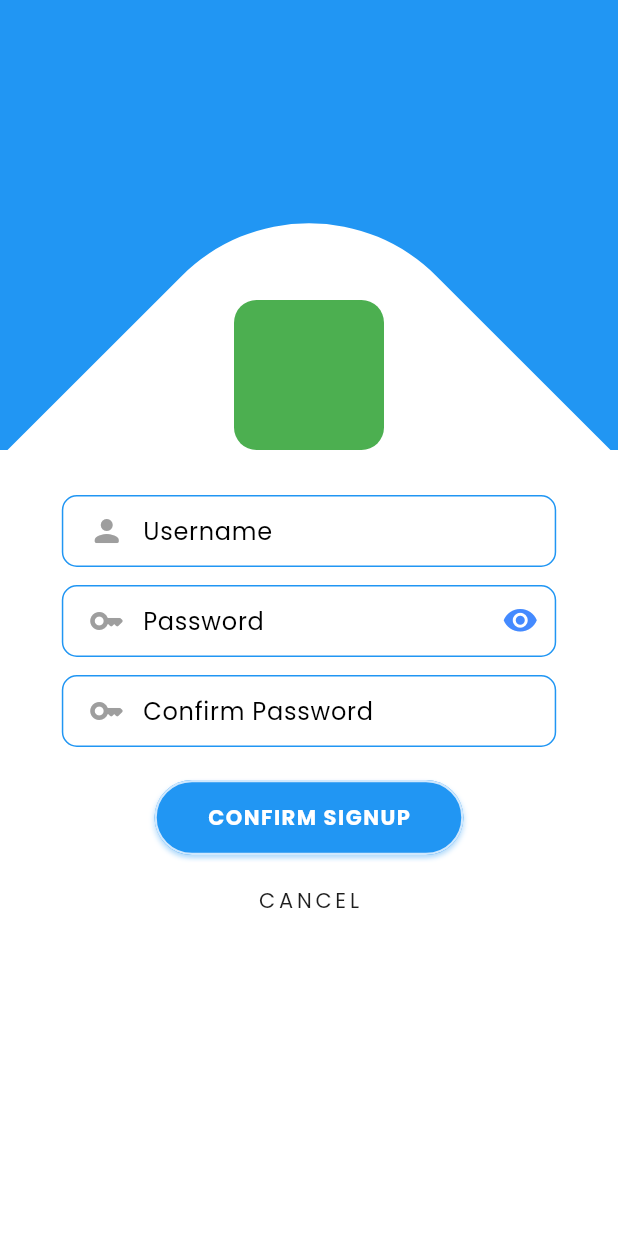
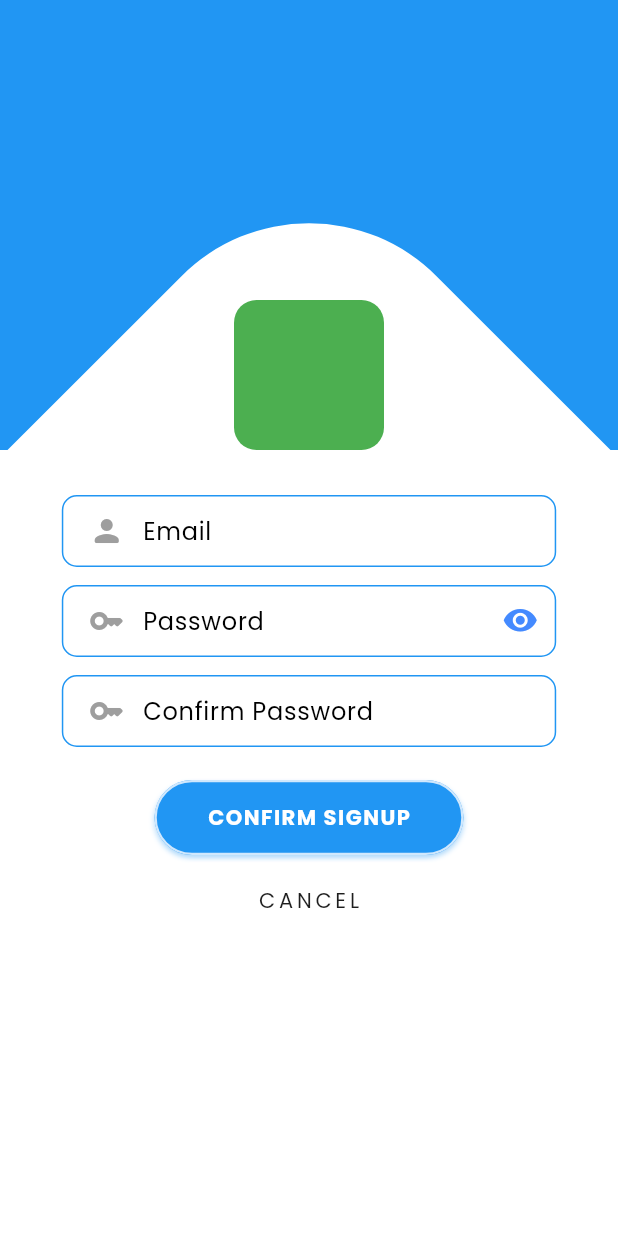
Before and after one commit to lnogami/WanderHuman, a Flutter app: the screen it shows after launch, after a tap on "SIGNUP", after a tap on "CONFIRM SIGNUP", on a phone screen of 412 x 824 dp. Run offline on Flutter 3.47's test engine with Material 3 defaults, Android fonts, the phone set to English and light mode, and no system bars; our stand-ins replace firebase_auth, firebase_core, flutter_dotenv, geolocator; missing offline and left inert: mapbox_maps_flutter; accounts and stored records are empty; network calls fail.

Commit message:
this can now add user to the firebase using email and password authentication method.

```diff
--- a/lib/view/home/home.dart
+++ b/lib/view/home/home.dart
@@ -11,13 +11,12 @@ class HomePage extends StatefulWidget {
 }
 
 class _HomePageState extends State<HomePage> {
-  // @override
-  // void initState() {
-  //   // TODO: implement initState
-  //   super.initState();
-  //   //pang full screen ra ni
-  //   SystemChrome.setEnabledSystemUIMode(SystemUiMode.immersiveSticky);
-  // }
+  @override
+  void initState() {
+    super.initState();
+    // //pang full screen ra ni
+    // SystemChrome.setEnabledSystemUIMode(SystemUiMode.immersiveSticky);
+  }
 
   @override
   Widget build(BuildContext context) {
@@ -27,7 +26,8 @@ class _HomePageState extends State<HomePage> {
           alignment: Alignment.topCenter,
           children: [
             Positioned(
-              child: Container(
+              // child: Container()
+              child: SizedBox(
                 width: MyDimensionAdapter.getWidth(context),
                 height: MyDimensionAdapter.getHeight(context),
                 child: MapBody(),
@@ -36,45 +36,6 @@ class _HomePageState extends State<HomePage> {
             Positioned(top: 20, child: HomeAppBar()),
           ],
         ),
-        // child: CustomScrollView(
-        //   slivers: [
-        //     HomeAppBar(),
-        //     SliverToBoxAdapter(
-        //       child: Container(
-        //         width: MyDimensionAdapter.getWidth(context),
-        //         height: MyDimensionAdapter.getHeight(context) * 0.85,
-        //         child: MapBody(),
-        //       ),
-        //     ),
-        //     // SliverToBoxAdapter(
-        //     //   child: Padding(
-        //     //     padding: const EdgeInsets.all(20.0),
-        //     //     child: ClipRRect(
-        //     //       borderRadius: BorderRadius.circular(50),
-        //     //       child: Container(color: Colors.amber, width: 50, height: 60),
-        //     //     ),
-        //     //   ),
-        //     // ),
-        //     // SliverToBoxAdapter(
-        //     //   child: Padding(
-        //     //     padding: const EdgeInsets.all(20.0),
-        //     //     child: ClipRRect(
-        //     //       borderRadius: BorderRadius.circular(50),
-        //     //       child: Container(color: Colors.amber, width: 50, height: 300),
-        //     //     ),
-        //     //   ),
-        //     // ),
-        //     // SliverToBoxAdapter(
-        //     //   child: Padding(
-        //     //     padding: const EdgeInsets.all(20.0),
-        //     //     child: ClipRRect(
-        //     //       borderRadius: BorderRadius.circular(50),
-        //     //       child: Container(color: Colors.amber, width: 50, height: 500),
-        //     //     ),
-        //     //   ),
-        //     // ),
-        //   ],
-        // ),
       ),
     );
   }
--- a/lib/view/login/login.dart
+++ b/lib/view/login/login.dart
@@ -1,3 +1,4 @@
+import 'package:firebase_auth/firebase_auth.dart';
 import 'package:flutter/material.dart';
 import 'package:wanderhuman_app/utilities/color_palette.dart';
 import 'package:wanderhuman_app/utilities/dimension_adapter.dart';
@@ -12,8 +13,10 @@ class LoginPage extends StatefulWidget {
   State<LoginPage> createState() => _LoginPageState();
 }
 
-TextEditingController usernameController = TextEditingController();
+// mainly for login
+TextEditingController emailController = TextEditingController();
 TextEditingController passwordController = TextEditingController();
+// mainly for signup
 TextEditingController confirmPasswordController = TextEditingController();
 FocusNode passwordFocusNode = FocusNode();
 // FocusNode confirmPasswordFocusNode = FocusNode();
@@ -24,11 +27,25 @@ double rotationAngle = 0;
 int animationDuration = 300;
 
 class _LoginPageState extends State<LoginPage> {
+  Future<void> createUserWithEmailAndPassword() async {
+    try {
+      final UserCredential = await FirebaseAuth.instance
+          .createUserWithEmailAndPassword(
+            email: emailController.text.trim(),
+            password: passwordController.text.trim(),
+          );
+
+      print(UserCredential);
+    } on FirebaseAuthException catch (e) {
+      print(e.message);
+    }
+  }
+
   // to clean after usage
   @override
   void dispose() {
     super.dispose();
-    usernameController.dispose();
+    emailController.dispose();
     passwordController.dispose();
     confirmPasswordController.dispose();
     passwordFocusNode.dispose();
@@ -90,16 +107,20 @@ class _LoginPageState extends State<LoginPage> {
     );
   }
 
+  /*
+    This is where all the login related Widgets are put together.
+    Scaffold > GestureDetector > MyLayoutMaterial > loginContentArea
+  */
   Column loginContentArea() {
     return Column(
       mainAxisAlignment: MainAxisAlignment.start,
       children: [
         SizedBox(height: 30),
         MyCustTextfield(
-          textController: usernameController,
+          textController: emailController,
           prefixIcon: Icons.person_rounded,
-          labelText: "Username",
-          hintText: "Username...",
+          labelText: "Email",
+          hintText: "inogami@gmail.com",
           borderRadius: 10,
         ),
         SizedBox(height: 10),
@@ -155,6 +176,7 @@ class _LoginPageState extends State<LoginPage> {
   MyCustButton confirmSignUpButton() {
     return MyCustButton(
       onTap: () {
+        createUserWithEmailAndPassword();
         print("CONFIRM SIGNUP BUTTON PRESSEDDDDDDDDDDDDDDDDDDDDDDDDDD");
       },
       buttonText: "CONFIRM SIGNUP",
@@ -199,7 +221,7 @@ class _LoginPageState extends State<LoginPage> {
           passwordFocusNode.requestFocus();
           isGoingToSignUp = !isGoingToSignUp;
           animatedContainerHeight = 0;
-          usernameController.clear();
+          emailController.clear();
           passwordController.clear();
           confirmPasswordController.clear();
         });
--- a/lib/view/login/widgets/textfield.dart
+++ b/lib/view/login/widgets/textfield.dart
@@ -21,6 +21,7 @@ class MyCustTextfield extends StatefulWidget {
   final FocusNode? focusNode;
   final bool isPasswordField;
   final Color color;
+  final IconData? suffixIcon;
 
   /// This will manage the data the textfield will accept
   final TextEditingController textController;
@@ -43,6 +44,7 @@ class MyCustTextfield extends StatefulWidget {
     this.focusNode,
     this.isPasswordField = false,
     this.color = Colors.transparent,
+    this.suffixIcon,
   });
 
   @override
@@ -69,7 +71,16 @@ class _MyCustTextfieldState extends State<MyCustTextfield> {
         obscuringCharacter: "*",
         decoration: InputDecoration(
           labelText: widget.labelText,
-          hintText: (widget.hintText != null) ? widget.hintText : "",
+          // hint text, example: inogami@gmail.com
+          hint: (widget.hintText != null)
+              ? Text(
+                  widget.hintText!,
+                  style: TextStyle(
+                    color: Colors.grey,
+                    fontStyle: FontStyle.italic,
+                  ),
+                )
+              : Text(""),
           alignLabelWithHint: true,
           filled: true,
           contentPadding: const EdgeInsets.only(top: 3, right: 3, bottom: 5),
@@ -87,7 +98,13 @@ class _MyCustTextfieldState extends State<MyCustTextfield> {
             },
             child: (widget.isPasswordField)
                 ? EyeCon(isPasswordVisible: _isObscurePassword)
-                : Icon(Icons.circle, color: widget.color),
+                : Icon(
+                    widget.suffixIcon,
+                    color: (widget.suffixIcon != null)
+                        ? widget.color
+                        : Colors.transparent,
+                    blendMode: BlendMode.src,
+                  ),
           ),
           enabledBorder: OutlineInputBorder(
             borderRadius: BorderRadius.circular(widget.borderRadius),
```
